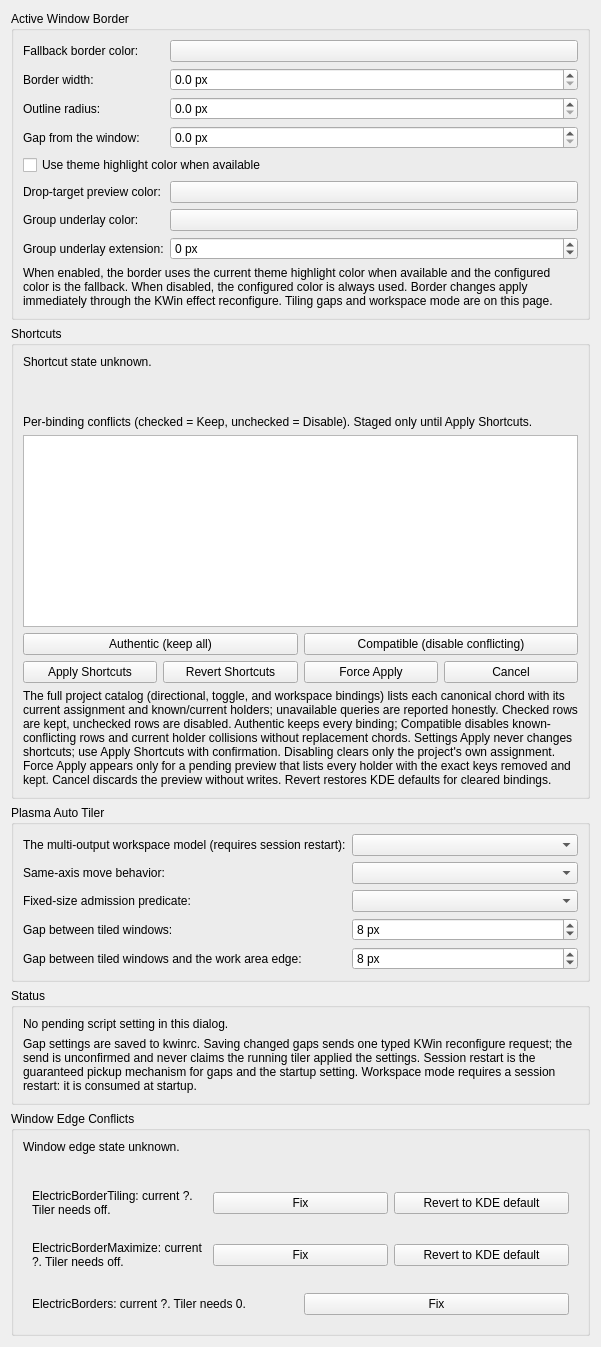
Before: the Qt Designer form kwin/native-effect/unifiedsettings.ui in beefsack/plasma-auto-tiler, drawn with Qt 5.
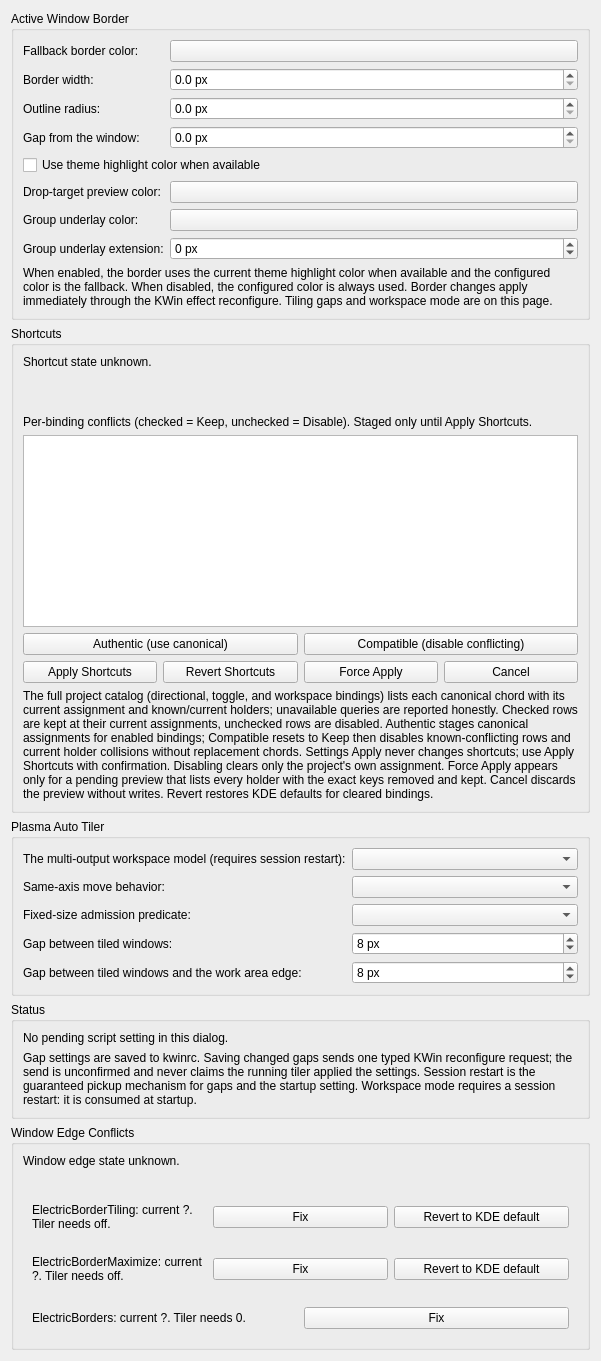
After: the same form once the commit is applied. Custom widgets are drawn as their Qt base class.

Commit message: Preserve kept KDE shortcut assignments on project Apply

```diff
--- a/kwin/native-effect/unifiedsettings.ui
+++ b/kwin/native-effect/unifiedsettings.ui
@@ -235,7 +235,7 @@
            <item>
             <widget class="QPushButton" name="shortcutAuthenticButton">
              <property name="text">
-              <string>Authentic (keep all)</string>
+              <string>Authentic (use canonical)</string>
              </property>
             </widget>
            </item>
@@ -283,7 +283,7 @@
         <item>
          <widget class="QLabel" name="shortcutDescription">
           <property name="text">
-             <string>The full project catalog (directional, toggle, and workspace bindings) lists each canonical chord with its current assignment and known/current holders; unavailable queries are reported honestly. Checked rows are kept, unchecked rows are disabled. Authentic keeps every binding; Compatible disables known-conflicting rows and current holder collisions without replacement chords. Settings Apply never changes shortcuts; use Apply Shortcuts with confirmation. Disabling clears only the project's own assignment. Force Apply appears only for a pending preview that lists every holder with the exact keys removed and kept. Cancel discards the preview without writes. Revert restores KDE defaults for cleared bindings.</string>
+             <string>The full project catalog (directional, toggle, and workspace bindings) lists each canonical chord with its current assignment and known/current holders; unavailable queries are reported honestly. Checked rows are kept at their current assignments, unchecked rows are disabled. Authentic stages canonical assignments for enabled bindings; Compatible resets to Keep then disables known-conflicting rows and current holder collisions without replacement chords. Settings Apply never changes shortcuts; use Apply Shortcuts with confirmation. Disabling clears only the project's own assignment. Force Apply appears only for a pending preview that lists every holder with the exact keys removed and kept. Cancel discards the preview without writes. Revert restores KDE defaults for cleared bindings.</string>
           </property>
          <property name="wordWrap">
           <bool>true</bool>
```
The commit also changes 14 other files.
